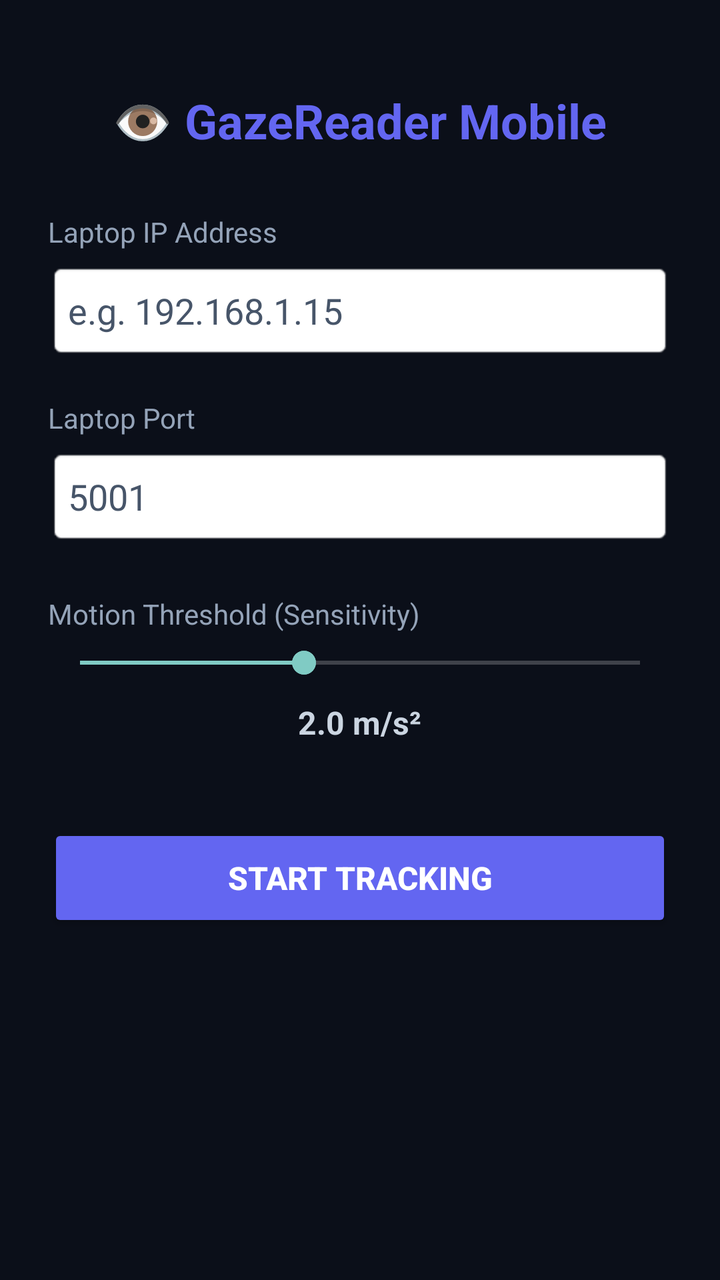
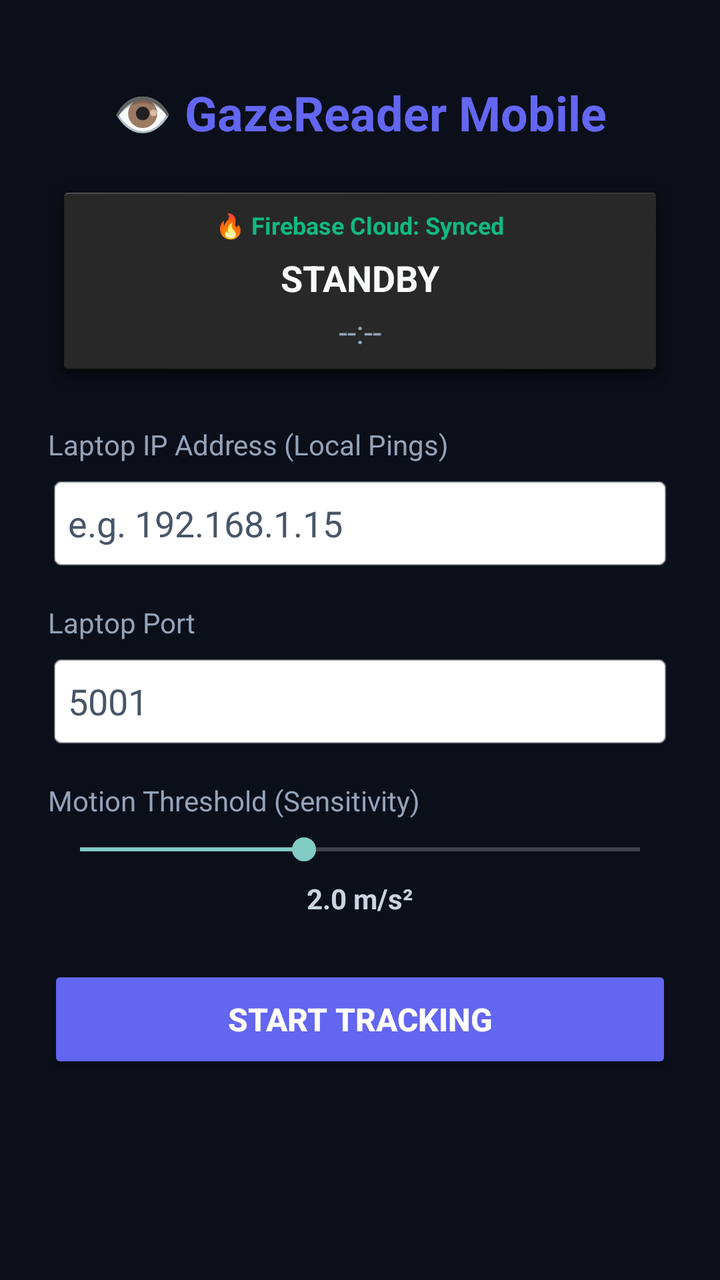

An Android layout rendered at two revisions. The XML below is the earlier revision; the diff shows what the commit changed to produce the second picture.
<!-- AndroidManifest.xml: application theme Theme.AppCompat.NoActionBar -->
<!-- res/layout/activity_main.xml -->
<?xml version="1.0" encoding="utf-8"?>
<LinearLayout xmlns:android="http://schemas.android.com/apk/res/android"
    android:layout_width="match_parent"
    android:layout_height="match_parent"
    android:orientation="vertical"
    android:padding="24dp"
    android:gravity="center_horizontal"
    android:background="#0b0f19">

    <TextView
        android:layout_width="wrap_content"
        android:layout_height="wrap_content"
        android:text="👁️ GazeReader Mobile"
        android:textColor="#6366f1"
        android:textSize="24sp"
        android:textStyle="bold"
        android:layout_marginTop="20dp"
        android:layout_marginBottom="30dp" />

    <TextView
        android:layout_width="match_parent"
        android:layout_height="wrap_content"
        android:text="Laptop IP Address"
        android:textColor="#94a3b8"
        android:textSize="14sp"
        android:layout_marginBottom="6dp" />

    <EditText
        android:id="@+id/etIp"
        android:layout_width="match_parent"
        android:layout_height="48dp"
        android:hint="e.g. 192.168.1.15"
        android:textColor="#f8fafc"
        android:textColorHint="#475569"
        android:inputType="phone"
        android:background="@android:drawable/editbox_background_normal"
        android:padding="10dp"
        android:layout_marginBottom="20dp" />

    <TextView
        android:layout_width="match_parent"
        android:layout_height="wrap_content"
        android:text="Laptop Port"
        android:textColor="#94a3b8"
        android:textSize="14sp"
        android:layout_marginBottom="6dp" />

    <EditText
        android:id="@+id/etPort"
        android:layout_width="match_parent"
        android:layout_height="48dp"
        android:hint="5001"
        android:textColor="#f8fafc"
        android:textColorHint="#475569"
        android:inputType="number"
        android:background="@android:drawable/editbox_background_normal"
        android:padding="10dp"
        android:layout_marginBottom="25dp" />

    <TextView
        android:layout_width="match_parent"
        android:layout_height="wrap_content"
        android:text="Motion Threshold (Sensitivity)"
        android:textColor="#94a3b8"
        android:textSize="14sp"
        android:layout_marginBottom="6dp" />

    <SeekBar
        android:id="@+id/sbSensitivity"
        android:layout_width="match_parent"
        android:layout_height="wrap_content"
        android:max="50"
        android:progress="20"
        android:layout_marginBottom="10dp" />

    <TextView
        android:id="@+id/tvSensVal"
        android:layout_width="wrap_content"
        android:layout_height="wrap_content"
        android:text="2.0 m/s²"
        android:textColor="#cbd5e1"
        android:textSize="16sp"
        android:textStyle="bold"
        android:layout_marginBottom="40dp" />

    <Button
        android:id="@+id/btnToggle"
        android:layout_width="match_parent"
        android:layout_height="54dp"
        android:text="Start Tracking"
        android:textColor="#ffffff"
        android:backgroundTint="#6366f1"
        android:textSize="16sp"
        android:textStyle="bold" />

</LinearLayout>
<!-- resources referenced by this layout -->
<resources>

</resources>

<!-- the commit's change to res/layout/activity_main.xml (unified diff, before → after) -->
@@ -14,13 +14,64 @@
         android:textColor="#6366f1"
         android:textSize="24sp"
         android:textStyle="bold"
-        android:layout_marginTop="20dp"
-        android:layout_marginBottom="30dp" />
+        android:layout_marginTop="16dp"
+        android:layout_marginBottom="16dp" />
+
+    
+    <LinearLayout
+        android:id="@+id/cardSessionStatus"
+        android:layout_width="match_parent"
+        android:layout_height="wrap_content"
+        android:orientation="vertical"
+        android:padding="16dp"
+        android:background="@android:drawable/dialog_holo_dark_frame"
+        android:gravity="center"
+        android:layout_marginBottom="20dp">
+
+        <TextView
+            android:id="@+id/tvFirebaseSync"
+            android:layout_width="wrap_content"
+            android:layout_height="wrap_content"
+            android:text="🔥 Firebase Cloud: Synced"
+            android:textColor="#10b981"
+            android:textSize="12sp"
+            android:textStyle="bold"
+            android:layout_marginBottom="6dp" />
+
+        <TextView
+            android:id="@+id/tvSessionPhase"
+            android:layout_width="wrap_content"
+            android:layout_height="wrap_content"
+            android:text="STANDBY"
+            android:textColor="#f8fafc"
+            android:textSize="18sp"
+            android:textStyle="bold"
+            android:layout_marginBottom="4dp" />
+
+        <TextView
+            android:id="@+id/tvSessionTimer"
+            android:layout_width="wrap_content"
+            android:layout_height="wrap_content"
+            android:text="--:--"
+            android:textColor="#94a3b8"
+            android:textSize="16sp" />
+
+        <Button
+            android:id="@+id/btnStopAlarm"
+            android:layout_width="wrap_content"
+            android:layout_height="40dp"
+            android:text="🔕 Stop Alarm Ringing"
+            android:textColor="#ffffff"
+            android:backgroundTint="#ef4444"
+            android:textSize="12sp"
+            android:visibility="gone"
+            android:layout_marginTop="10dp" />
+    </LinearLayout>
 
     <TextView
         android:layout_width="match_parent"
         android:layout_height="wrap_content"
-        android:text="Laptop IP Address"
+        android:text="Laptop IP Address (Local Pings)"
         android:textColor="#94a3b8"
         android:textSize="14sp"
         android:layout_marginBottom="6dp" />
@@ -35,7 +86,7 @@
         android:inputType="phone"
         android:background="@android:drawable/editbox_background_normal"
         android:padding="10dp"
-        android:layout_marginBottom="20dp" />
+        android:layout_marginBottom="16dp" />
 
     <TextView
         android:layout_width="match_parent"
@@ -55,7 +106,7 @@
         android:inputType="number"
         android:background="@android:drawable/editbox_background_normal"
         android:padding="10dp"
-        android:layout_marginBottom="25dp" />
+        android:layout_marginBottom="16dp" />
 
     <TextView
         android:layout_width="match_parent"
@@ -71,7 +122,7 @@
         android:layout_height="wrap_content"
         android:max="50"
         android:progress="20"
-        android:layout_marginBottom="10dp" />
+        android:layout_marginBottom="6dp" />
 
     <TextView
         android:id="@+id/tvSensVal"
@@ -79,9 +130,9 @@
         android:layout_height="wrap_content"
         android:text="2.0 m/s²"
         android:textColor="#cbd5e1"
-        android:textSize="16sp"
+        android:textSize="14sp"
         android:textStyle="bold"
-        android:layout_marginBottom="40dp" />
+        android:layout_marginBottom="24dp" />
 
     <Button
         android:id="@+id/btnToggle"
